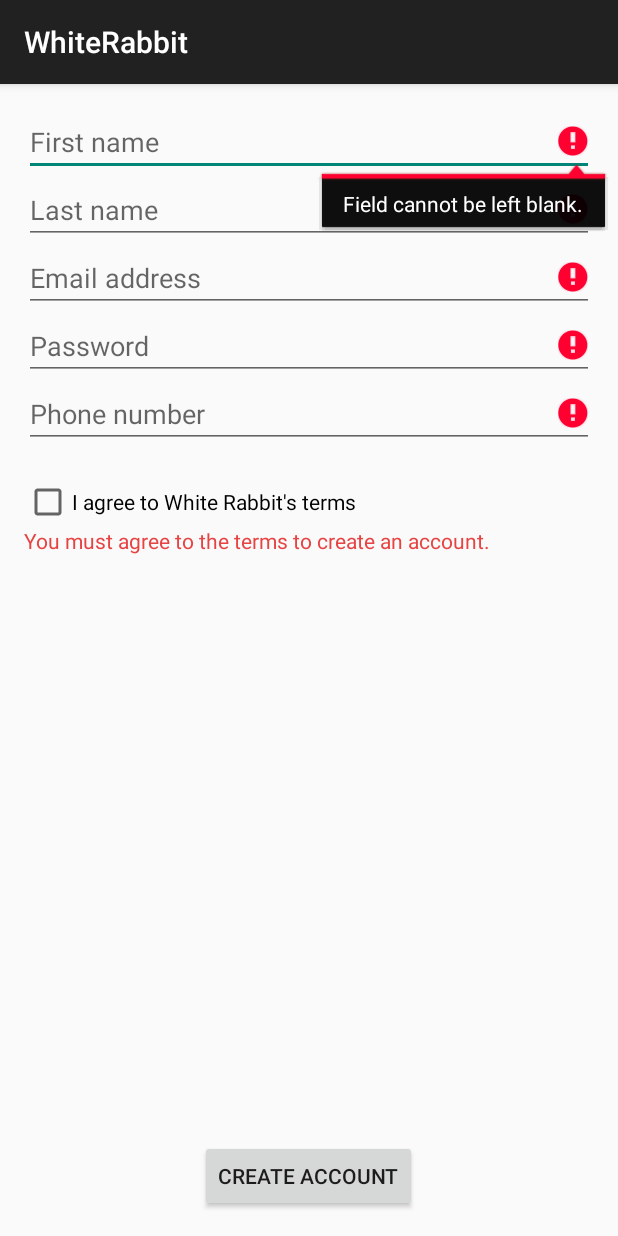
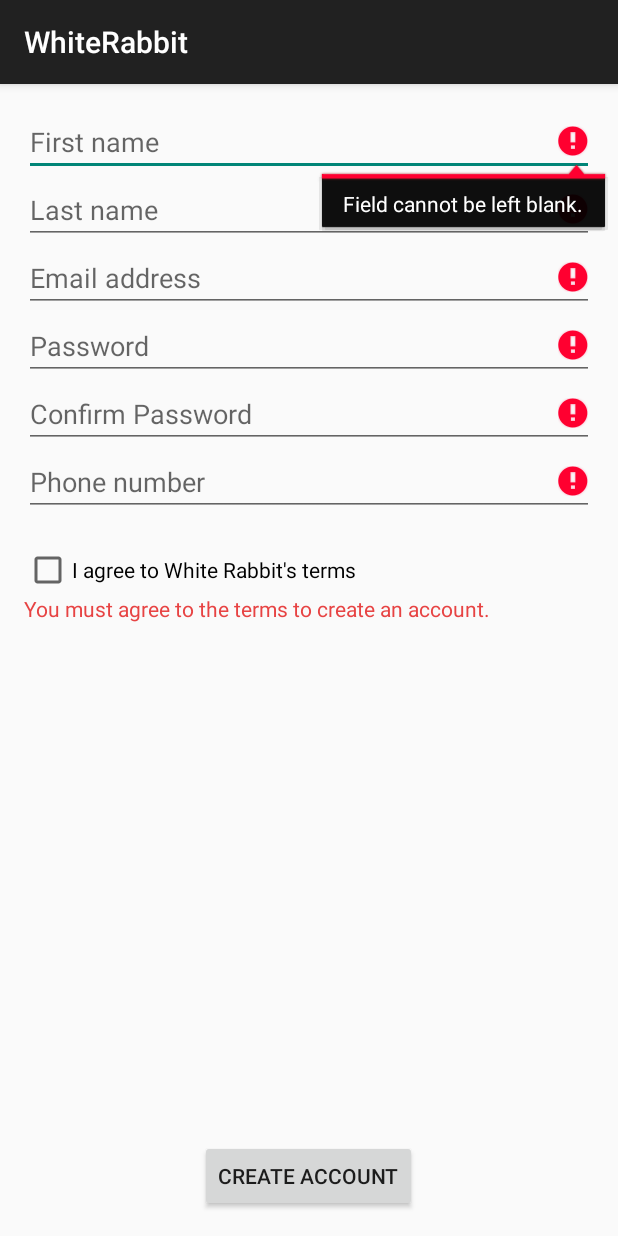
Before and after one commit to jak060/WhiteRabbit, an Android app: the CreateAccountActivity screen opened directly, with no data from a screen before it, after a tap on "CREATE ACCOUNT", on a phone screen of 412 x 824 dp. Run offline under Robolectric (Android 15) with nearby library versions, the light colour scheme and no system bars.

Commit message:
Confirming password is implemented and minor bug fix (v0.85) Things to note: 1. Map bug is fixed where it used to automatically refresh the map after user searches the location. 2. When user creates an account, it checks to confirm the password.

```diff
--- a/app/src/main/java/com/example/whiterabbit/CreateAccountActivity.java
+++ b/app/src/main/java/com/example/whiterabbit/CreateAccountActivity.java
@@ -4,6 +4,8 @@
 import android.content.Intent;
 import android.os.Bundle;
 import android.support.v7.app.AppCompatActivity;
+import android.text.Editable;
+import android.text.TextWatcher;
 import android.util.Log;
 import android.view.View;
 import android.widget.Button;
@@ -22,6 +24,7 @@
 
     private static final String ERROR_EMPTY_FIELD = "Field cannot be left blank.";
     private static final String ERROR_AGREE_BOX = "You must agree to the terms to create an account.";
+    private static final String ERROR_PASSWORD_MISMATCH = "Passwords do not match.";
 
     // For the debugging purpose
     public final String TAG = this.getClass().getSimpleName();
@@ -30,6 +33,7 @@
     private EditText lastName;
     private EditText email;
     private EditText password;
+    private EditText passwordConfirm;
     private EditText phoneNumber;
 
     private TextView agreeBoxReqMsg;
@@ -47,6 +51,7 @@
         lastName = (EditText) findViewById(R.id.lastName);
         email = (EditText) findViewById(R.id.email);
         password = (EditText) findViewById(R.id.password);
+        passwordConfirm = (EditText) findViewById(R.id.passwordConfirm);
         phoneNumber = (EditText) findViewById(R.id.phoneNumber);
 
         agreeBoxReqMsg = (TextView) findViewById(R.id.agreeBoxReqMsg);
@@ -67,7 +72,13 @@
         Utility.hideKeyboard(this, lastName);
         Utility.hideKeyboard(this, email);
         Utility.hideKeyboard(this, password);
+        Utility.hideKeyboard(this, passwordConfirm);
         Utility.hideKeyboard(this, phoneNumber);
+
+        disableErrorWhenUserTypes(firstName);
+        disableErrorWhenUserTypes(lastName);
+        disableErrorWhenUserTypes(email);
+        disableErrorWhenUserTypes(phoneNumber);
 
         // When the user clicks it, go to the main page
         createBtn.setOnClickListener(new View.OnClickListener() {
@@ -91,6 +102,10 @@
                     password.setError(ERROR_EMPTY_FIELD);
                 }
 
+                if(passwordConfirm.getText().length() == 0) {
+                    passwordConfirm.setError(ERROR_EMPTY_FIELD);
+                }
+
                 if(phoneNumber.getText().length() == 0) {
                     phoneNumber.setError(ERROR_EMPTY_FIELD);
                 }
@@ -106,8 +121,12 @@
                         lastName.getText().length() > 0 &&
                         email.getText().length() > 0 &&
                         password.getText().length() > 0 &&
+                        passwordConfirm.getText().length() > 0 &&
                         phoneNumber.getText().length() > 0 &&
                         agreeTerm.isChecked()) {
+
+                    // Make sure that the user has typed the password correctly
+                    if(password.getText().toString().equals(passwordConfirm.getText().toString())) {
 
                         final ProgressDialog dialog = new ProgressDialog(CreateAccountActivity.this);
                         dialog.setTitle("Thank You For Your Patience");
@@ -169,6 +188,38 @@
                             }
                         });
                     }
+
+                    // If the passwords don't match, then display the corresponding error message
+                    else {
+                        password.setText("");
+                        passwordConfirm.setText("");
+                        password.setError(ERROR_PASSWORD_MISMATCH);
+                        passwordConfirm.setError(ERROR_PASSWORD_MISMATCH);
+                    }
+
+                }
+            }
+        });
+    }
+
+    // This method is to diable the error message when the user tries to re-type each field
+    public void disableErrorWhenUserTypes(final EditText editText) {
+        editText.addTextChangedListener(new TextWatcher() {
+            @Override
+            public void beforeTextChanged(CharSequence charSequence, int i, int i1, int i2) {
+
+            }
+
+            @Override
+            public void onTextChanged(CharSequence charSequence, int i, int i1, int i2) {
+
+            }
+
+            @Override
+            public void afterTextChanged(Editable editable) {
+                if(editText.getText().length() > 0) {
+                    editText.setError(null);
+                }
             }
         });
     }
--- a/app/src/main/res/layout/activity_create_account.xml
+++ b/app/src/main/res/layout/activity_create_account.xml
@@ -45,13 +45,21 @@
             android:id="@+id/password"
             android:hint="@string/label_password" />
 
+        <EditText android:layout_below="@+id/password"
+            android:layout_width="match_parent"
+            android:layout_height="wrap_content"
+            android:inputType="textPassword"
+            android:ems="10"
+            android:id="@+id/passwordConfirm"
+            android:hint="@string/label_passwordConfirm" />
+
         <EditText android:id="@+id/phoneNumber"
             android:layout_width="match_parent"
             android:layout_height="wrap_content"
             android:inputType="phone"
             android:ems="10"
             android:hint="@string/label_phone"
-            android:layout_below="@+id/password" />
+            android:layout_below="@+id/passwordConfirm" />
 
         <CheckBox android:id="@+id/agreeBox"
             android:layout_below="@id/phoneNumber"
--- a/app/src/main/res/values/strings.xml
+++ b/app/src/main/res/values/strings.xml
@@ -24,6 +24,7 @@
     <string name="label_last_name">Last name</string>
     <string name="label_email">Email address</string>
     <string name="label_password">Password</string>
+    <string name="label_passwordConfirm">Confirm Password</string>
     <string name="label_phone">Phone number</string>
     <string name="label_agreement">I agree to White Rabbit\'s terms</string>
 
```
Also changed, not shown: app/src/main/java/com/example/whiterabbit/MapActivity.java (+4 -10 lines). Lines whose indentation alone changed are shown as unchanged.
